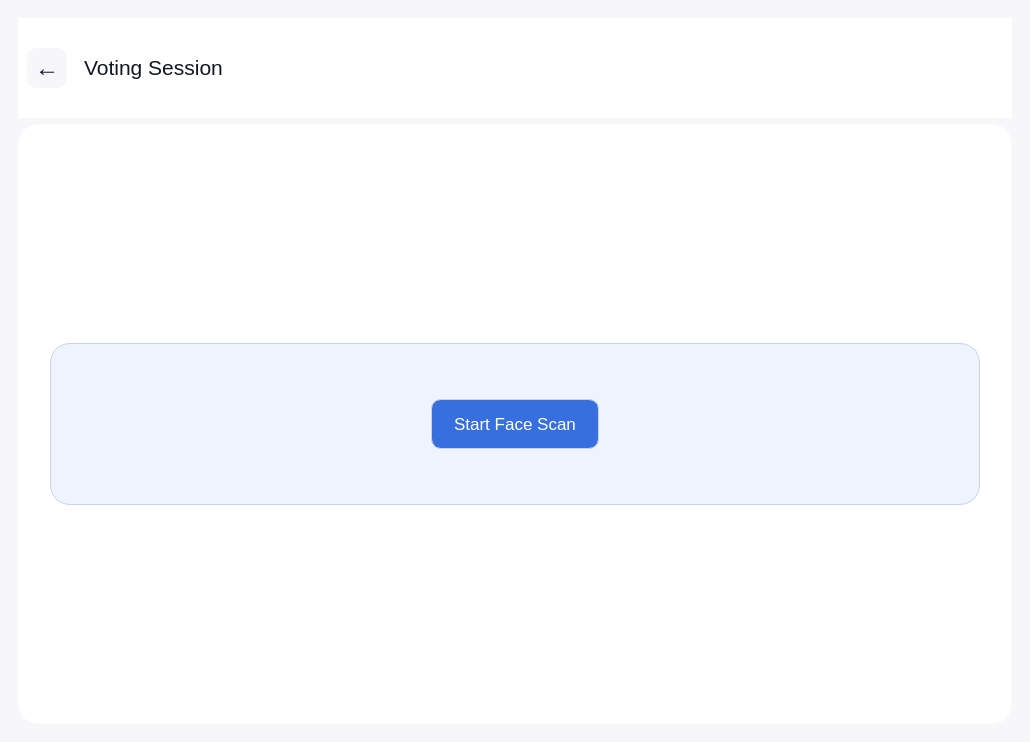
Old version of the form software/main.ui in the repository SazidAhmedEkram/smart-evm.
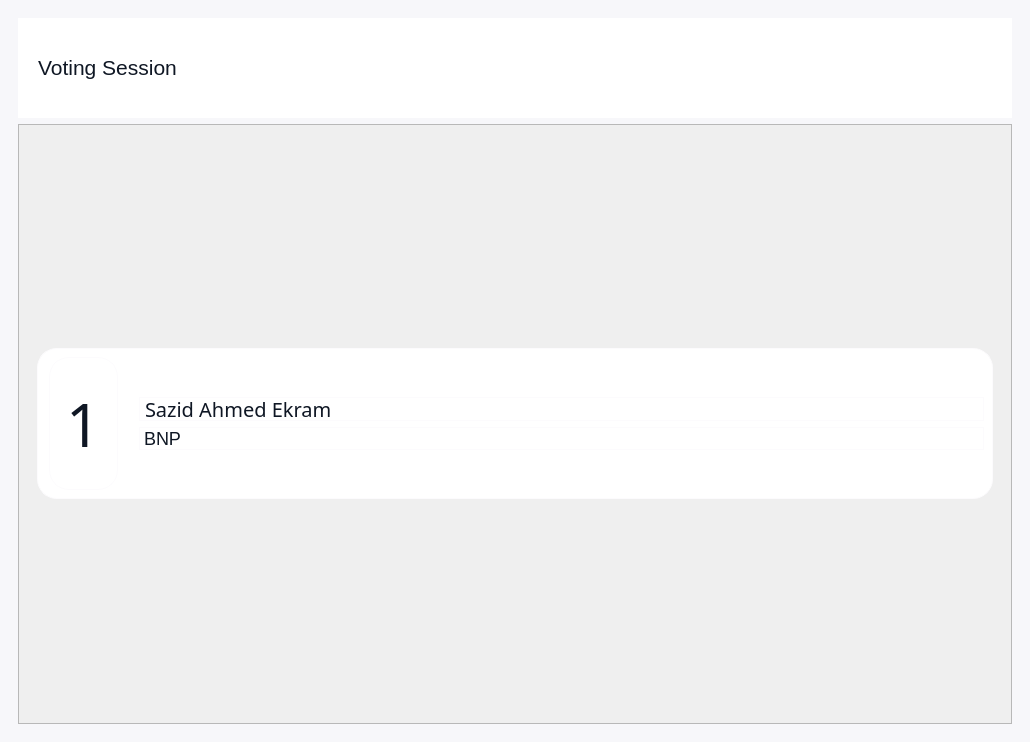
New version of the form. Icons and pictures are not drawn.

Commit message: Updated the votting session

Patch:
```diff
--- a/software/main.ui
+++ b/software/main.ui
@@ -78,7 +78,7 @@
 </string>
       </property>
       <property name="currentIndex">
-       <number>5</number>
+       <number>7</number>
       </property>
       <widget class="QWidget" name="page_0">
        <layout class="QGridLayout" name="gridLayout_4">
@@ -4666,7 +4666,7 @@
 border-radius: 20px;
 border: 1px solid rgb(252, 251, 253);</string>
           </property>
-          <layout class="QGridLayout" name="gridLayout_24" rowstretch="0,0,0,0,0">
+          <layout class="QGridLayout" name="gridLayout_24" rowstretch="0">
            <property name="leftMargin">
             <number>32</number>
            </property>
@@ -5036,6 +5036,318 @@
        <zorder>notRegisteredCard_2</zorder>
        <zorder>startVotingBtn7</zorder>
       </widget>
+      <widget class="QWidget" name="page8">
+       <layout class="QVBoxLayout" name="verticalLayout_19">
+        <item>
+         <widget class="QFrame" name="topBar4_4">
+          <property name="sizePolicy">
+           <sizepolicy hsizetype="Preferred" vsizetype="Preferred">
+            <horstretch>0</horstretch>
+            <verstretch>0</verstretch>
+           </sizepolicy>
+          </property>
+          <property name="minimumSize">
+           <size>
+            <width>0</width>
+            <height>100</height>
+           </size>
+          </property>
+          <property name="styleSheet">
+           <string notr="true">background-color: rgb(255, 255, 255);
+</string>
+          </property>
+          <layout class="QGridLayout" name="gridLayout_26">
+           <item row="0" column="0" alignment="Qt::AlignmentFlag::AlignVCenter">
+            <widget class="QLabel" name="label_55">
+             <property name="font">
+              <font>
+               <family>Segoe UI</family>
+               <pointsize>16</pointsize>
+              </font>
+             </property>
+             <property name="styleSheet">
+              <string notr="true">color: #0f1724; /* dark slate */
+  padding-left: 6px;</string>
+             </property>
+             <property name="text">
+              <string>Voting Session</string>
+             </property>
+            </widget>
+           </item>
+          </layout>
+         </widget>
+        </item>
+        <item>
+         <widget class="QScrollArea" name="scrollArea8">
+          <property name="enabled">
+           <bool>true</bool>
+          </property>
+          <property name="sizePolicy">
+           <sizepolicy hsizetype="Preferred" vsizetype="Preferred">
+            <horstretch>1</horstretch>
+            <verstretch>1</verstretch>
+           </sizepolicy>
+          </property>
+          <property name="minimumSize">
+           <size>
+            <width>0</width>
+            <height>0</height>
+           </size>
+          </property>
+          <property name="focusPolicy">
+           <enum>Qt::FocusPolicy::StrongFocus</enum>
+          </property>
+          <property name="layoutDirection">
+           <enum>Qt::LayoutDirection::LeftToRight</enum>
+          </property>
+          <property name="styleSheet">
+           <string notr="true">QScrollArea {
+    border: none;                 /* Removes default border */
+    background: transparent;      /* Makes scroll area background clean */
+}
+
+QScrollArea &gt; QWidget &gt; QWidget {
+    background: transparent;      /* Keeps the inside background transparent */
+}
+
+/* ScrollBar Styling */
+QScrollBar:vertical {
+    background: transparent;
+    width: 10px;
+    margin: 0px;
+    border-radius: 5px;
+}
+
+QScrollBar::handle:vertical {
+    background: rgba(120, 130, 150, 0.4); /* subtle modern handle */
+    min-height: 30px;
+    border-radius: 5px;
+}
+
+QScrollBar::handle:vertical:hover {
+    background: rgba(120, 130, 150, 0.6); /* hover effect */
+}
+
+QScrollBar::add-line:vertical,
+QScrollBar::sub-line:vertical {
+    background: transparent;
+    height: 0px;
+}
+
+QScrollBar::add-page:vertical,
+QScrollBar::sub-page:vertical {
+    background: transparent;
+}
+
+/* Horizontal ScrollBar (if needed) */
+QScrollBar:horizontal {
+    background: transparent;
+    height: 10px;
+    border-radius: 5px;
+}
+
+QScrollBar::handle:horizontal {
+    background: rgba(120, 130, 150, 0.4);
+    min-width: 30px;
+    border-radius: 5px;
+}
+
+QScrollBar::handle:horizontal:hover {
+    background: rgba(120, 130, 150, 0.6);
+}
+
+QScrollBar::add-line:horizontal,
+QScrollBar::sub-line:horizontal {
+    background: transparent;
+    width: 0px;
+}
+
+QScrollBar::add-page:horizontal,
+QScrollBar::sub-page:horizontal {
+    background: transparent;
+}
+</string>
+          </property>
+          <property name="verticalScrollBarPolicy">
+           <enum>Qt::ScrollBarPolicy::ScrollBarAsNeeded</enum>
+          </property>
+          <property name="horizontalScrollBarPolicy">
+           <enum>Qt::ScrollBarPolicy::ScrollBarAsNeeded</enum>
+          </property>
+          <property name="sizeAdjustPolicy">
+           <enum>QAbstractScrollArea::SizeAdjustPolicy::AdjustToContents</enum>
+          </property>
+          <property name="widgetResizable">
+           <bool>true</bool>
+          </property>
+          <property name="alignment">
+           <set>Qt::AlignmentFlag::AlignCenter</set>
+          </property>
+          <widget class="QWidget" name="candidateContainer">
+           <property name="geometry">
+            <rect>
+             <x>0</x>
+             <y>0</y>
+             <width>982</width>
+             <height>584</height>
+            </rect>
+           </property>
+           <property name="sizePolicy">
+            <sizepolicy hsizetype="Expanding" vsizetype="Expanding">
+             <horstretch>0</horstretch>
+             <verstretch>0</verstretch>
+            </sizepolicy>
+           </property>
+           <property name="minimumSize">
+            <size>
+             <width>0</width>
+             <height>0</height>
+            </size>
+           </property>
+           <property name="maximumSize">
+            <size>
+             <width>1937</width>
+             <height>605</height>
+            </size>
+           </property>
+           <layout class="QGridLayout" name="gridLayout_10">
+            <item row="0" column="1">
+             <widget class="QWidget" name="verticalLayout_candidates" native="true">
+              <property name="sizePolicy">
+               <sizepolicy hsizetype="Expanding" vsizetype="Expanding">
+                <horstretch>0</horstretch>
+                <verstretch>1</verstretch>
+               </sizepolicy>
+              </property>
+              <property name="minimumSize">
+               <size>
+                <width>0</width>
+                <height>0</height>
+               </size>
+              </property>
+              <property name="styleSheet">
+               <string notr="true">Background: transparent;
+</string>
+              </property>
+              <layout class="QVBoxLayout" name="verticalLayout_22">
+               <item>
+                <widget class="QWidget" name="backCard8" native="true">
+                 <property name="sizePolicy">
+                  <sizepolicy hsizetype="Expanding" vsizetype="Preferred">
+                   <horstretch>1</horstretch>
+                   <verstretch>1</verstretch>
+                  </sizepolicy>
+                 </property>
+                 <property name="minimumSize">
+                  <size>
+                   <width>360</width>
+                   <height>27</height>
+                  </size>
+                 </property>
+                 <property name="maximumSize">
+                  <size>
+                   <width>16777215</width>
+                   <height>151</height>
+                  </size>
+                 </property>
+                 <property name="styleSheet">
+                  <string notr="true">background-color: rgb(255, 255, 255);
+border-radius: 20px;
+border: 1px solid rgb(252, 251, 253);</string>
+                 </property>
+                 <layout class="QVBoxLayout" name="verticalLayout_20">
+                  <property name="leftMargin">
+                   <number>12</number>
+                  </property>
+                  <item>
+                   <layout class="QHBoxLayout" name="horizontalLayout_13" stretch="0,1">
+                    <item>
+                     <widget class="QLabel" name="number8">
+                      <property name="font">
+                       <font>
+                        <family>13</family>
+                        <pointsize>-1</pointsize>
+                        <italic>false</italic>
+                        <bold>false</bold>
+                       </font>
+                      </property>
+                      <property name="styleSheet">
+                       <string notr="true">color: #0f1724; /* dark slate */
+
+font: 60px bold;</string>
+                      </property>
+                      <property name="text">
+                       <string>1</string>
+                      </property>
+                     </widget>
+                    </item>
+                    <item>
+                     <layout class="QVBoxLayout" name="verticalLayout_21">
+                      <property name="leftMargin">
+                       <number>15</number>
+                      </property>
+                      <property name="topMargin">
+                       <number>40</number>
+                      </property>
+                      <property name="bottomMargin">
+                       <number>40</number>
+                      </property>
+                      <item>
+                       <widget class="QLabel" name="name8">
+                        <property name="font">
+                         <font>
+                          <family>13</family>
+                          <pointsize>-1</pointsize>
+                          <italic>false</italic>
+                          <bold>false</bold>
+                         </font>
+                        </property>
+                        <property name="styleSheet">
+                         <string notr="true">color: #0f1724; /* dark slate */
+
+font: 20px bold;</string>
+                        </property>
+                        <property name="text">
+                         <string>Sazid Ahmed Ekram</string>
+                        </property>
+                       </widget>
+                      </item>
+                      <item>
+                       <widget class="QLabel" name="party8">
+                        <property name="font">
+                         <font>
+                          <family>Segoe UI</family>
+                          <pointsize>-1</pointsize>
+                          <italic>false</italic>
+                          <bold>false</bold>
+                         </font>
+                        </property>
+                        <property name="styleSheet">
+                         <string notr="true">color: #0f1724; /* dark slate */
+
+font: 18px;</string>
+                        </property>
+                        <property name="text">
+                         <string>BNP</string>
+                        </property>
+                       </widget>
+                      </item>
+                     </layout>
+                    </item>
+                   </layout>
+                  </item>
+                 </layout>
+                </widget>
+               </item>
+              </layout>
+             </widget>
+            </item>
+           </layout>
+          </widget>
+         </widget>
+        </item>
+       </layout>
+      </widget>
      </widget>
     </item>
    </layout>
```
Left out of the diff: 8 changed lines with no effect on the pictures. The commit also changes 4 other files.
